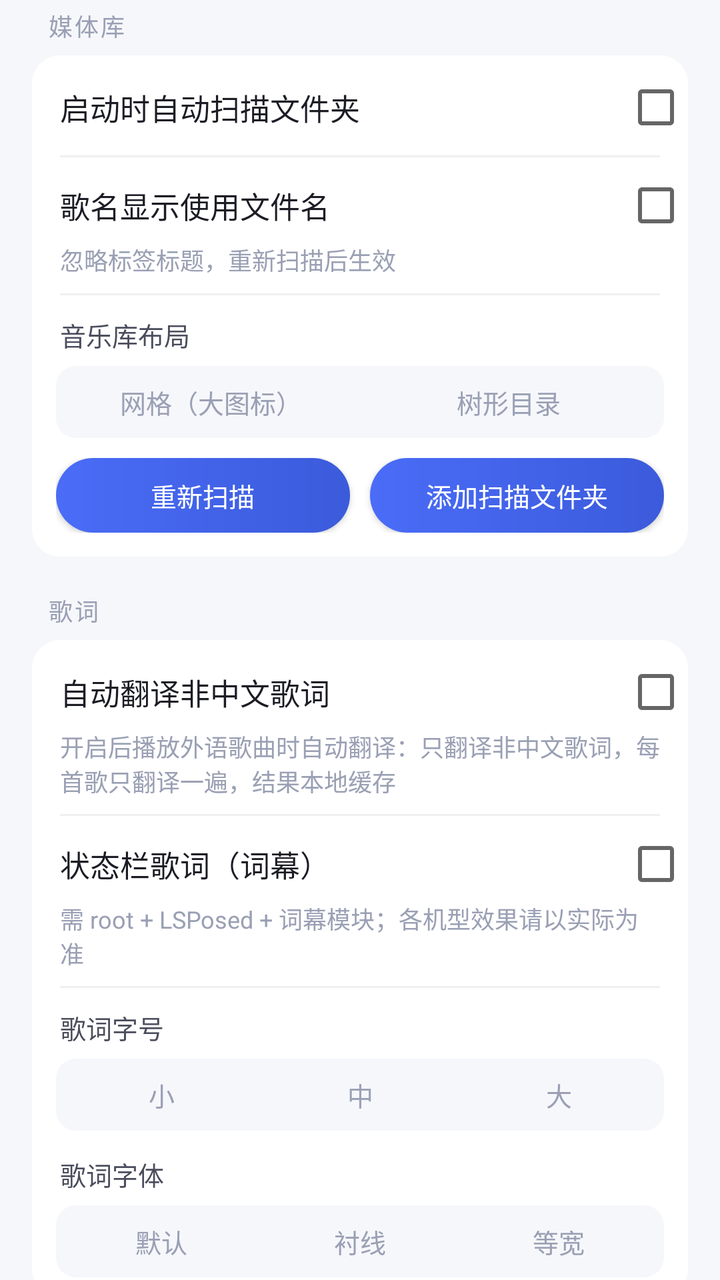
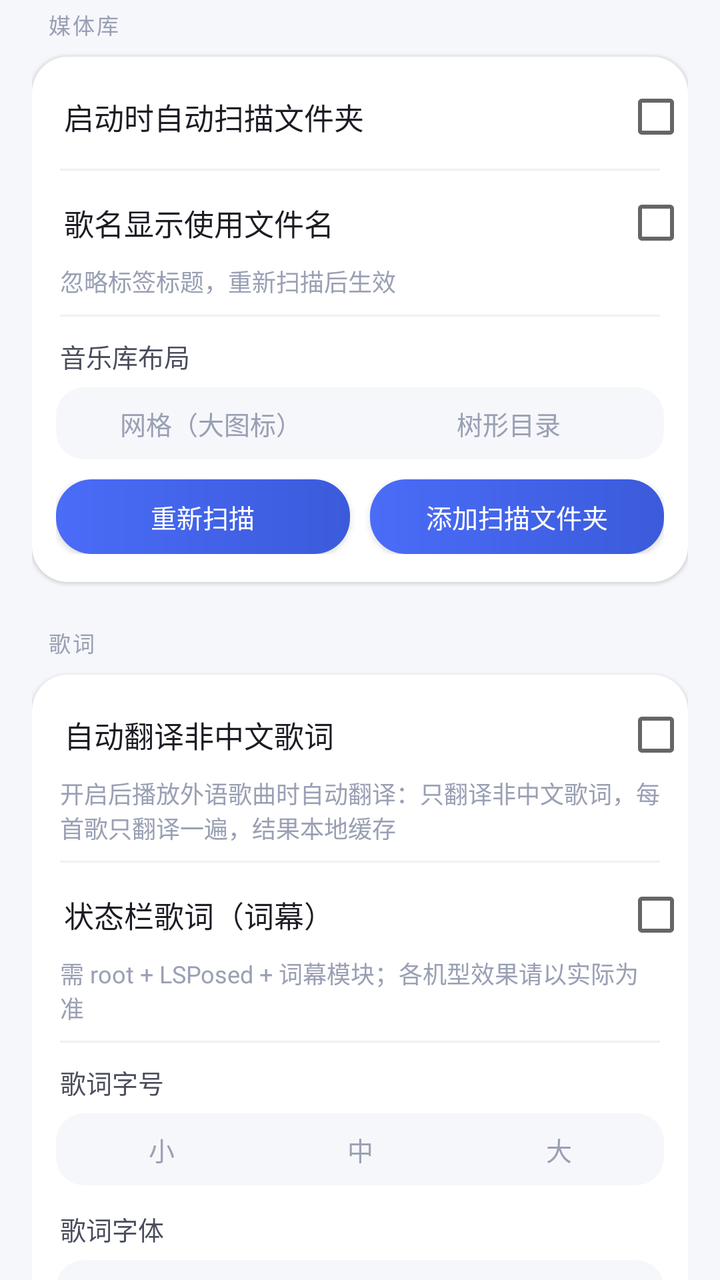

Screens rendered from an Android XML layout before and after an edit, with the pre-edit source and the edit as a unified diff.
<!-- AndroidManifest.xml: application theme Theme.SubtitlePlayer -->
<!-- res/layout/settings_dialog.xml -->
<?xml version="1.0" encoding="utf-8"?>
<ScrollView xmlns:android="http://schemas.android.com/apk/res/android"
    android:layout_width="match_parent"
    android:layout_height="wrap_content"
    android:overScrollMode="ifContentScrolls"
    android:scrollbars="none">

    <LinearLayout
        android:layout_width="match_parent"
        android:layout_height="wrap_content"
        android:orientation="vertical"
        android:paddingStart="16dp"
        android:paddingEnd="16dp"
        android:paddingTop="2dp"
        android:paddingBottom="10dp">

        
        <TextView
            style="@style/SettingsSection"
            android:layout_marginTop="2dp"
            android:text="@string/settings_cat_library" />

        <LinearLayout style="@style/SettingsCard">

            <CheckBox
                android:id="@+id/chkAutoScan"
                style="@style/SettingsSwitch"
                android:text="@string/auto_scan" />

            <View style="@style/SettingsDivider" />

            <CheckBox
                android:id="@+id/chkTitleFromFilename"
                style="@style/SettingsSwitch"
                android:text="@string/title_from_filename" />

            <TextView
                style="@style/SettingsHint"
                android:text="@string/title_from_filename_hint" />

            <View style="@style/SettingsDivider" />

            <TextView
                style="@style/SettingsLabel"
                android:layout_marginTop="10dp"
                android:text="@string/lib_layout" />

            <RadioGroup
                android:id="@+id/rgLibLayout"
                style="@style/SettingsSegment">

                <RadioButton
                    android:id="@+id/rbLibGrid"
                    style="@style/SettingsSegItem"
                    android:tag="0"
                    android:text="@string/lib_grid" />

                <RadioButton
                    android:id="@+id/rbLibTree"
                    style="@style/SettingsSegItem"
                    android:tag="1"
                    android:text="@string/lib_tree" />
            </RadioGroup>

            <LinearLayout style="@style/SettingsBtnRow">

                <Button
                    android:id="@+id/btnRescanNow"
                    style="@style/BtnStyle"
                    android:layout_width="0dp"
                    android:layout_height="wrap_content"
                    android:layout_marginEnd="5dp"
                    android:layout_weight="1"
                    android:text="@string/rescan" />

                <Button
                    android:id="@+id/btnChangeFolder"
                    style="@style/BtnStyle"
                    android:layout_width="0dp"
                    android:layout_height="wrap_content"
                    android:layout_marginStart="5dp"
                    android:layout_weight="1"
                    android:text="@string/change_folder" />
            </LinearLayout>
        </LinearLayout>

        
        <TextView
            style="@style/SettingsSection"
            android:text="@string/settings_cat_lyrics" />

        <LinearLayout style="@style/SettingsCard">

            <CheckBox
                android:id="@+id/chkAutoTrans"
                style="@style/SettingsSwitch"
                android:text="@string/auto_trans" />

            <TextView
                style="@style/SettingsHint"
                android:text="@string/auto_trans_hint" />

            <View style="@style/SettingsDivider" />

            <CheckBox
                android:id="@+id/chkLyricon"
                style="@style/SettingsSwitch"
                android:text="@string/lyricon_enabled" />

            <TextView
                style="@style/SettingsHint"
                android:text="@string/lyricon_hint" />

            <View style="@style/SettingsDivider" />

            <TextView
                style="@style/SettingsLabel"
                android:layout_marginTop="10dp"
                android:text="@string/lyric_size_label" />

            <RadioGroup
                android:id="@+id/rgLyricSize"
                style="@style/SettingsSegment">

                <RadioButton
                    android:id="@+id/rbLyricSmall"
                    style="@style/SettingsSegItem"
                    android:tag="15"
                    android:text="@string/size_small" />

                <RadioButton
                    android:id="@+id/rbLyricMid"
                    style="@style/SettingsSegItem"
                    android:tag="18"
                    android:text="@string/size_medium" />

                <RadioButton
                    android:id="@+id/rbLyricLarge"
                    style="@style/SettingsSegItem"
                    android:tag="22"
                    android:text="@string/size_large" />
            </RadioGroup>

            <TextView
                style="@style/SettingsLabel"
                android:text="@string/lyric_font_label" />

            <RadioGroup
                android:id="@+id/rgFont"
                style="@style/SettingsSegment"
                android:layout_marginBottom="4dp">

                <RadioButton
                    android:id="@+id/rbFontDefault"
                    style="@style/SettingsSegItem"
                    android:tag="0"
                    android:text="@string/font_default" />

                <RadioButton
                    android:id="@+id/rbFontSerif"
                    style="@style/SettingsSegItem"
                    android:tag="1"
                    android:text="@string/font_serif" />

                <RadioButton
                    android:id="@+id/rbFontMono"
                    style="@style/SettingsSegItem"
                    android:tag="2"
                    android:text="@string/font_mono" />
            </RadioGroup>
        </LinearLayout>

        
        <TextView
            style="@style/SettingsSection"
            android:text="@string/settings_cat_desktop" />

        <LinearLayout style="@style/SettingsCard">

            <CheckBox
                android:id="@+id/chkDesktopLyrics"
                style="@style/SettingsSwitch"
                android:text="@string/desktop_lyrics_label" />

            <LinearLayout
                android:id="@+id/lyricsGroup"
                android:layout_width="match_parent"
                android:layout_height="wrap_content"
                android:orientation="vertical"
                android:visibility="gone">

                <View style="@style/SettingsDivider" />

                <TextView
                    style="@style/SettingsLabel"
                    android:layout_marginTop="10dp"
                    android:text="@string/desktop_lyrics_size_label" />

                <RadioGroup
                    android:id="@+id/rgDesktopSize"
                    style="@style/SettingsSegment">

                    <RadioButton
                        android:id="@+id/rbDesktopSizeS"
                        style="@style/SettingsSegItem"
                        android:tag="0"
                        android:text="@string/size_small" />

                    <RadioButton
                        android:id="@+id/rbDesktopSizeM"
                        style="@style/SettingsSegItem"
                        android:tag="1"
                        android:text="@string/size_medium" />

                    <RadioButton
                        android:id="@+id/rbDesktopSizeL"
                        style="@style/SettingsSegItem"
                        android:tag="2"
                        android:text="@string/size_large" />
                </RadioGroup>

                <TextView
                    style="@style/SettingsLabel"
                    android:text="@string/desktop_lyrics_alpha_label" />

                <RadioGroup
                    android:id="@+id/rgDesktopAlpha"
                    style="@style/SettingsSegment">

                    <RadioButton
                        android:id="@+id/rbDesktopAlpha0"
                        style="@style/SettingsSegItem"
                        android:textSize="12sp"
                        android:tag="0"
                        android:text="@string/desktop_lyrics_alpha_0" />

                    <RadioButton
                        android:id="@+id/rbDesktopAlpha1"
                        style="@style/SettingsSegItem"
                        android:textSize="12sp"
                        android:tag="1"
                        android:text="@string/desktop_lyrics_alpha_1" />

                    <RadioButton
                        android:id="@+id/rbDesktopAlpha2"
                        style="@style/SettingsSegItem"
                        android:textSize="12sp"
                        android:tag="2"
                        android:text="@string/desktop_lyrics_alpha_2" />

                    <RadioButton
                        android:id="@+id/rbDesktopAlpha3"
                        style="@style/SettingsSegItem"
                        android:textSize="12sp"
                        android:tag="3"
                        android:text="@string/desktop_lyrics_alpha_3" />
                </RadioGroup>

                <Button
                    android:id="@+id/btnDesktopColor"
                    style="@style/BtnStyle"
                    android:layout_width="match_parent"
                    android:layout_height="wrap_content"
                    android:layout_marginStart="12dp"
                    android:layout_marginEnd="12dp"
                    android:layout_marginTop="12dp"
                    android:text="@string/desktop_lyrics_color" />

                <View
                    style="@style/SettingsDivider"
                    android:layout_marginTop="10dp" />

                <CheckBox
                    android:id="@+id/chkLyricsLocked"
                    style="@style/SettingsSwitch"
                    android:text="@string/desktop_lyrics_locked" />

                <View style="@style/SettingsDivider" />

                <CheckBox
                    android:id="@+id/chkDesktopCenter"
                    style="@style/SettingsSwitch"
                    android:text="@string/desktop_lyrics_center" />

                <TextView
                    style="@style/SettingsHint"
                    android:text="@string/desktop_lyrics_center_hint" />
            </LinearLayout>
        </LinearLayout>

        
        <TextView
            style="@style/SettingsSection"
            android:text="@string/settings_cat_playback" />

        <LinearLayout style="@style/SettingsCard">

            <CheckBox
                android:id="@+id/chkMixAudio"
                style="@style/SettingsSwitch"
                android:text="@string/mix_audio_label" />

            <TextView
                style="@style/SettingsHint"
                android:text="@string/mix_audio_hint" />

            <View style="@style/SettingsDivider" />

            <CheckBox
                android:id="@+id/chkAlarmPlay"
                style="@style/SettingsSwitch"
                android:text="@string/alarm_play" />

            <TextView
                style="@style/SettingsHint"
                android:text="@string/alarm_play_hint" />

            <View style="@style/SettingsDivider" />

            <CheckBox
                android:id="@+id/chkAlarmOnce"
                style="@style/SettingsSwitch"
                android:text="@string/alarm_once_label" />

            <TextView
                style="@style/SettingsHint"
                android:text="@string/alarm_once_hint" />

            <View style="@style/SettingsDivider" />

            <CheckBox
                android:id="@+id/chkPerSong"
                style="@style/SettingsSwitch"
                android:text="@string/per_song_label" />

            <TextView
                style="@style/SettingsHint"
                android:text="@string/per_song_hint" />

            <View style="@style/SettingsDivider" />

            <TextView
                style="@style/SettingsLabel"
                android:layout_marginTop="10dp"
                android:text="@string/seek_step_label" />

            <RadioGroup
                android:id="@+id/rgSeekStep"
                style="@style/SettingsSegment">

                <RadioButton
                    style="@style/SettingsSegItem"
                    android:tag="1"
                    android:text="1s" />

                <RadioButton
                    style="@style/SettingsSegItem"
                    android:tag="2"
                    android:text="2s" />

                <RadioButton
                    style="@style/SettingsSegItem"
                    android:tag="5"
                    android:text="5s" />

                <RadioButton
                    style="@style/SettingsSegItem"
                    android:tag="10"
                    android:text="10s" />

                <RadioButton
                    style="@style/SettingsSegItem"
                    android:tag="15"
                    android:text="15s" />

                <RadioButton
                    style="@style/SettingsSegItem"
                    android:tag="30"
                    android:text="30s" />
            </RadioGroup>

            <View style="@style/SettingsDivider" />

            
            <TextView
                style="@style/SettingsLabel"
                android:layout_marginTop="10dp"
                android:text="@string/back_step_label" />

            <RadioGroup
                android:id="@+id/rgBackStep"
                style="@style/SettingsSegment">

                
                <RadioButton
                    style="@style/SettingsSegItem"
                    android:tag="0"
                    android:text="@string/back_step_stepwise" />

                
                <RadioButton
                    style="@style/SettingsSegItem"
                    android:tag="1"
                    android:text="@string/back_step_jump" />
            </RadioGroup>

            <TextView
                style="@style/SettingsHint"
                android:text="@string/back_step_hint" />

            <Button
                android:id="@+id/btnEqSettings"
                style="@style/BtnStyle"
                android:layout_width="match_parent"
                android:layout_height="wrap_content"
                android:layout_marginStart="12dp"
                android:layout_marginEnd="12dp"
                android:layout_marginTop="12dp"
                android:layout_marginBottom="6dp"
                android:text="@string/eq_entry" />
        </LinearLayout>

        
        <TextView
            style="@style/SettingsSection"
            android:text="@string/settings_cat_appearance" />

        <LinearLayout style="@style/SettingsCard">

            <TextView
                style="@style/SettingsLabel"
                android:layout_marginTop="10dp"
                android:text="@string/ui_size_label" />

            <RadioGroup
                android:id="@+id/rgUiSize"
                style="@style/SettingsSegment">

                <RadioButton
                    android:id="@+id/rbUiSmall"
                    style="@style/SettingsSegItem"
                    android:tag="13"
                    android:text="@string/size_small" />

                <RadioButton
                    android:id="@+id/rbUiStd"
                    style="@style/SettingsSegItem"
                    android:tag="15"
                    android:text="@string/size_standard" />

                <RadioButton
                    android:id="@+id/rbUiLarge"
                    style="@style/SettingsSegItem"
                    android:tag="17"
                    android:text="@string/size_large" />
            </RadioGroup>

            <Button
                android:id="@+id/btnTheme"
                style="@style/BtnStyle"
                android:layout_width="match_parent"
                android:layout_height="wrap_content"
                android:layout_marginStart="12dp"
                android:layout_marginEnd="12dp"
                android:layout_marginTop="12dp"
                android:layout_marginBottom="6dp"
                android:text="@string/theme_entry" />
        </LinearLayout>

        
        <TextView
            style="@style/SettingsSection"
            android:text="@string/settings_cat_tools" />

        <LinearLayout style="@style/SettingsCard"
            android:paddingBottom="2dp">

            <LinearLayout style="@style/SettingsBtnRow"
                android:layout_marginBottom="2dp">

                <Button
                    android:id="@+id/btnAsrEntry"
                    style="@style/BtnStyle"
                    android:layout_width="0dp"
                    android:layout_height="wrap_content"
                    android:layout_marginEnd="5dp"
                    android:layout_weight="1"
                    android:text="@string/asr_entry" />

                <Button
                    android:id="@+id/btnTransSettings"
                    style="@style/BtnStyle"
                    android:layout_width="0dp"
                    android:layout_height="wrap_content"
                    android:layout_marginStart="5dp"
                    android:layout_weight="1"
                    android:text="@string/trans_settings" />
            </LinearLayout>

            <LinearLayout style="@style/SettingsBtnRow"
                android:layout_marginTop="4dp">

                <Button
                    android:id="@+id/btnExportLog"
                    style="@style/BtnStyle"
                    android:layout_width="0dp"
                    android:layout_height="wrap_content"
                    android:layout_marginEnd="5dp"
                    android:layout_weight="1"
                    android:text="@string/playback_log_btn" />

                <Button
                    android:id="@+id/btnAbout"
                    style="@style/BtnStyle"
                    android:layout_width="0dp"
                    android:layout_height="wrap_content"
                    android:layout_marginStart="5dp"
                    android:layout_weight="1"
                    android:text="@string/about" />
            </LinearLayout>

            
            <LinearLayout style="@style/SettingsBtnRow"
                android:layout_marginTop="4dp">

                <Button
                    android:id="@+id/btnHidden"
                    style="@style/BtnStyle"
                    android:layout_width="0dp"
                    android:layout_height="wrap_content"
                    android:layout_weight="1"
                    android:text="@string/hidden_entry" />
            </LinearLayout>

            <TextView
                style="@style/SettingsHint"
                android:layout_marginTop="0dp"
                android:text="@string/playback_log_hint" />
        </LinearLayout>

    </LinearLayout>
</ScrollView>
<!-- resources referenced by this layout -->
<resources>
  <string name="about">关于拾音</string>
  <string name="eq_entry">音效</string>
  <string name="font_mono">等宽</string>
  <string name="font_serif">衬线</string>
  <string name="lib_tree">树形目录</string>
  <string name="rescan">重新扫描</string>
  <string name="size_large">大</string>
  <string name="size_medium">中</string>
  <string name="size_small">小</string>
  <string name="theme_entry">主题</string>
  <style name="SettingsCard">
          <item name="android:layout_width">match_parent</item>
          <item name="android:layout_height">wrap_content</item>
          <item name="android:orientation">vertical</item>
          <item name="android:background">@drawable/bg_mini</item>
          <item name="android:paddingTop">2dp</item>
          <item name="android:paddingBottom">6dp</item>
      </style>
  <style name="SettingsSection">
          <item name="android:layout_width">match_parent</item>
          <item name="android:layout_height">wrap_content</item>
          <item name="android:layout_marginStart">8dp</item>
          <item name="android:layout_marginTop">18dp</item>
          <item name="android:layout_marginBottom">6dp</item>
          <item name="android:textColor">@color/text_hint</item>
          <item name="android:textSize">12sp</item>
          <item name="android:letterSpacing">0.08</item>
      </style>
  <style name="SettingsSwitch">
          <item name="android:layout_width">match_parent</item>
          <item name="android:layout_height">wrap_content</item>
          <item name="android:layoutDirection">rtl</item>
          <item name="android:gravity">left|center_vertical</item>
          <item name="android:minHeight">48dp</item>
          <item name="android:paddingStart">14dp</item>
          <item name="android:paddingEnd">14dp</item>
          <item name="android:textColor">@color/text_primary</item>
          <item name="android:textSize">15sp</item>
          <item name="android:background">?android:attr/selectableItemBackground</item>
      </style>
  <!-- drawable bg_button (drawable) -->
  <?xml version="1.0" encoding="utf-8"?>
  <shape xmlns:android="http://schemas.android.com/apk/res/android"
      android:shape="rectangle">
      <corners android:radius="22dp" />
      <gradient
          android:angle="0"
          android:endColor="@color/accent_dark"
          android:startColor="@color/accent" />
  </shape>
  <color name="white">#FFFFFF</color>
  <!-- drawable bg_mini (drawable) -->
  <?xml version="1.0" encoding="utf-8"?>
  <shape xmlns:android="http://schemas.android.com/apk/res/android"
      android:shape="rectangle">
      <corners android:radius="14dp" />
      <solid android:color="@color/surface" />
  </shape>
  <color name="divider">#0F000000</color>
  <color name="text_hint">#9AA0B4</color>
  <!-- drawable seg_button (drawable) -->
  <?xml version="1.0" encoding="utf-8"?>
  <selector xmlns:android="http://schemas.android.com/apk/res/android">
      <item android:state_checked="true">
          <shape android:shape="rectangle">
              <corners android:radius="8dp" />
              <solid android:color="@color/surface" />
          </shape>
      </item>
      <item>
          <shape android:shape="rectangle">
              <corners android:radius="8dp" />
              <solid android:color="@android:color/transparent" />
          </shape>
      </item>
  </selector>
  <!-- drawable bg_segment_track (drawable) -->
  <?xml version="1.0" encoding="utf-8"?>
  <shape xmlns:android="http://schemas.android.com/apk/res/android"
      android:shape="rectangle">
      <corners android:radius="10dp" />
      <solid android:color="@color/bg" />
  </shape>
  <color name="bg">#F6F7FB</color>
  <color name="accent">#4A6CF7</color>
  <color name="surface">#FFFFFF</color>
  <!-- unchanged entries left out for length: 63 -->
</resources>

<!-- the commit's change to res/layout/settings_dialog.xml (unified diff, before → after) -->
@@ -407,6 +407,37 @@
             <TextView
                 style="@style/SettingsHint"
                 android:text="@string/back_step_hint" />
+
+            <View style="@style/SettingsDivider" />
+
+            <TextView
+                style="@style/SettingsLabel"
+                android:layout_marginTop="10dp"
+                android:text="@string/video_tap_zone_label" />
+
+            <RadioGroup
+                android:id="@+id/rgVideoTapZone"
+                style="@style/SettingsSegment">
+
+                <RadioButton
+                    style="@style/SettingsSegItem"
+                    android:tag="33"
+                    android:text="@string/video_tap_zone_third" />
+
+                <RadioButton
+                    style="@style/SettingsSegItem"
+                    android:tag="50"
+                    android:text="@string/video_tap_zone_half" />
+
+                <RadioButton
+                    style="@style/SettingsSegItem"
+                    android:tag="66"
+                    android:text="@string/video_tap_zone_two_thirds" />
+            </RadioGroup>
+
+            <TextView
+                style="@style/SettingsHint"
+                android:text="@string/video_tap_zone_hint" />
 
             <Button
                 android:id="@+id/btnEqSettings"
<!-- resource entries referenced after the edit -->
@@ -10,22 +10,28 @@
   <string name="size_medium">中</string>
   <string name="size_small">小</string>
   <string name="theme_entry">主题</string>
+  <string name="video_tap_zone_half">左右各 1/2</string>
+  <string name="video_tap_zone_hint">点击左侧回退、右侧快进；中间区域按左/右侧边界归类。</string>
+  <string name="video_tap_zone_label">视频快进/快退区域</string>
+  <string name="video_tap_zone_third">左右各 1/3</string>
+  <string name="video_tap_zone_two_thirds">左右各 2/3</string>
   <style name="SettingsCard">
           <item name="android:layout_width">match_parent</item>
           <item name="android:layout_height">wrap_content</item>
           <item name="android:orientation">vertical</item>
           <item name="android:background">@drawable/bg_mini</item>
-          <item name="android:paddingTop">2dp</item>
-          <item name="android:paddingBottom">6dp</item>
+          <item name="android:elevation">1dp</item>
+          <item name="android:paddingTop">4dp</item>
+          <item name="android:paddingBottom">8dp</item>
       </style>
   <style name="SettingsSection">
           <item name="android:layout_width">match_parent</item>
           <item name="android:layout_height">wrap_content</item>
           <item name="android:layout_marginStart">8dp</item>
-          <item name="android:layout_marginTop">18dp</item>
-          <item name="android:layout_marginBottom">6dp</item>
+          <item name="android:layout_marginTop">22dp</item>
+          <item name="android:layout_marginBottom">8dp</item>
           <item name="android:textColor">@color/text_hint</item>
-          <item name="android:textSize">12sp</item>
+          <item name="android:textSize">11sp</item>
           <item name="android:letterSpacing">0.08</item>
       </style>
   <style name="SettingsSwitch">
@@ -33,9 +39,9 @@
           <item name="android:layout_height">wrap_content</item>
           <item name="android:layoutDirection">rtl</item>
           <item name="android:gravity">left|center_vertical</item>
-          <item name="android:minHeight">48dp</item>
-          <item name="android:paddingStart">14dp</item>
-          <item name="android:paddingEnd">14dp</item>
+          <item name="android:minHeight">52dp</item>
+          <item name="android:paddingStart">16dp</item>
+          <item name="android:paddingEnd">16dp</item>
           <item name="android:textColor">@color/text_primary</item>
           <item name="android:textSize">15sp</item>
           <item name="android:background">?android:attr/selectableItemBackground</item>
@@ -44,7 +50,7 @@
   <?xml version="1.0" encoding="utf-8"?>
   <shape xmlns:android="http://schemas.android.com/apk/res/android"
       android:shape="rectangle">
-      <corners android:radius="22dp" />
+      <corners android:radius="18dp" />
       <gradient
           android:angle="0"
           android:endColor="@color/accent_dark"
@@ -55,7 +61,7 @@
   <?xml version="1.0" encoding="utf-8"?>
   <shape xmlns:android="http://schemas.android.com/apk/res/android"
       android:shape="rectangle">
-      <corners android:radius="14dp" />
+      <corners android:radius="18dp" />
       <solid android:color="@color/surface" />
   </shape>
   <color name="divider">#0F000000</color>
@@ -65,13 +71,13 @@
   <selector xmlns:android="http://schemas.android.com/apk/res/android">
       <item android:state_checked="true">
           <shape android:shape="rectangle">
-              <corners android:radius="8dp" />
+              <corners android:radius="11dp" />
               <solid android:color="@color/surface" />
           </shape>
       </item>
       <item>
           <shape android:shape="rectangle">
-              <corners android:radius="8dp" />
+              <corners android:radius="11dp" />
               <solid android:color="@android:color/transparent" />
           </shape>
       </item>
@@ -80,7 +86,7 @@
   <?xml version="1.0" encoding="utf-8"?>
   <shape xmlns:android="http://schemas.android.com/apk/res/android"
       android:shape="rectangle">
-      <corners android:radius="10dp" />
+      <corners android:radius="14dp" />
       <solid android:color="@color/bg" />
   </shape>
   <color name="bg">#F6F7FB</color>
